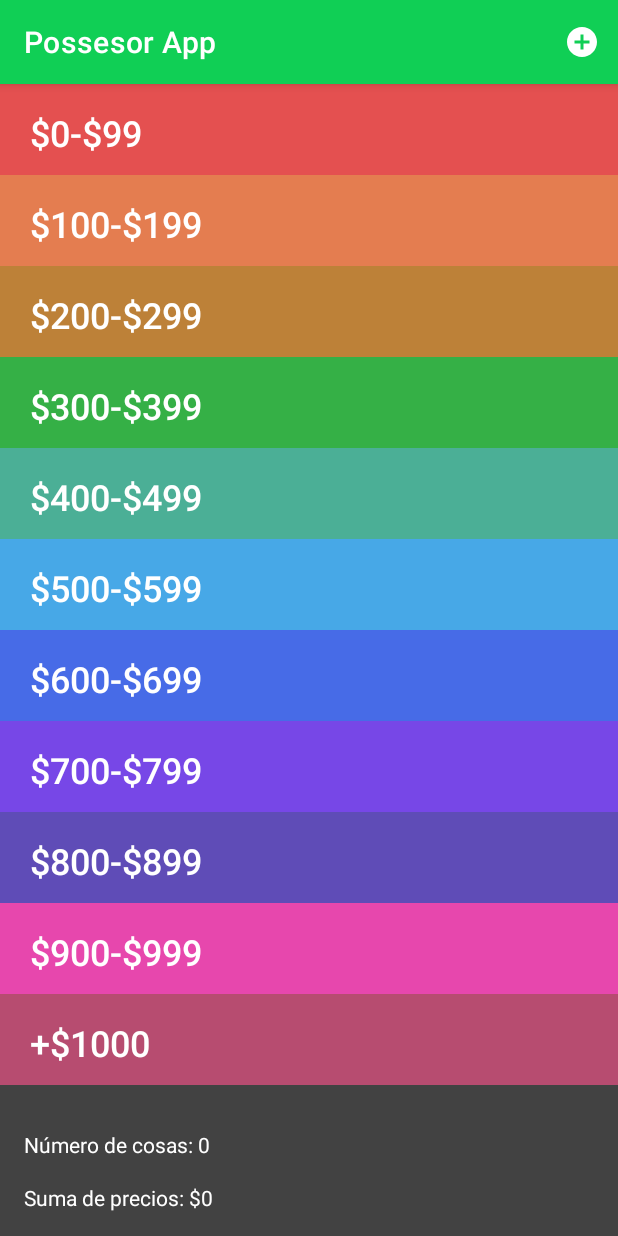
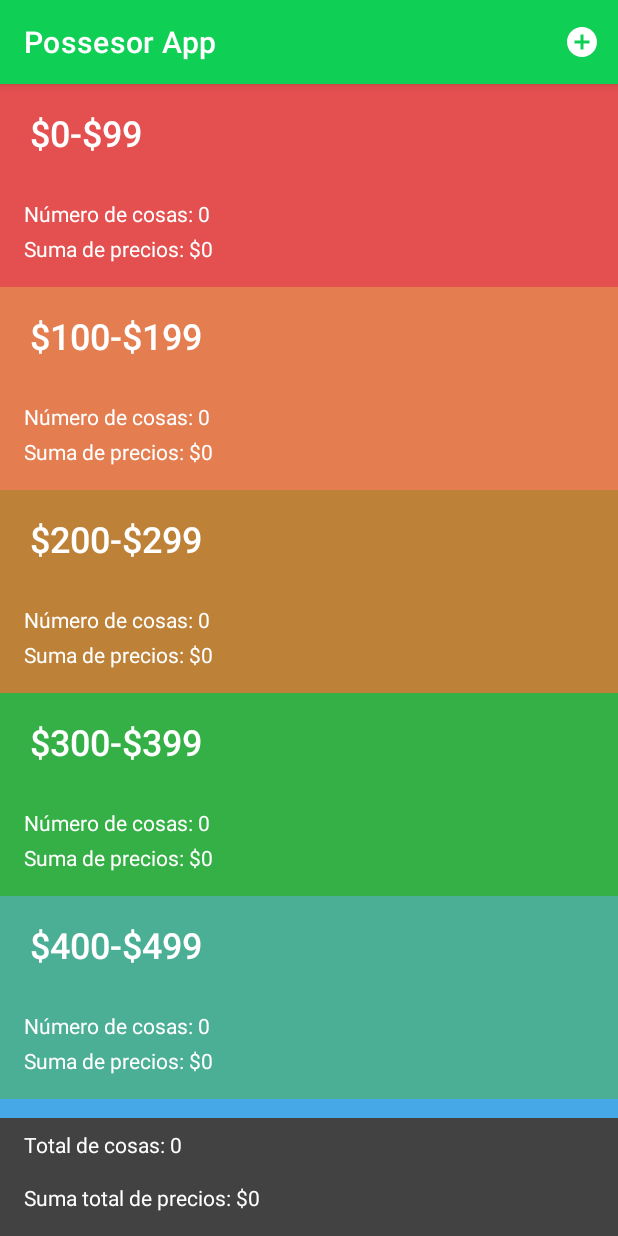
Before and after one commit to CesarArellano/Possessor-App, an Android app: the screen it shows after launch (MainActivity), on a phone screen of 412 x 824 dp. Run offline under Robolectric (Android 15) with nearby library versions, the phone set to English and light mode, and no system bars; libraries missing offline, so code that uses them is left out: it.xabaras.android.

Commit message:
Adding numberOfThings and priceSum by section

```diff
--- a/PossessorApp/app/src/main/java/com/cesararellano/possessorapp/ThingsTableFragment.kt
+++ b/PossessorApp/app/src/main/java/com/cesararellano/possessorapp/ThingsTableFragment.kt
@@ -26,7 +26,7 @@ class ThingsTableFragment: Fragment() {
     // Propiedades para generar el RecyclerView.
     private lateinit var sectionsRecyclerView: RecyclerView
     private var sectionsAdapter: SectionsAdapter ? = null
-    private lateinit var numberOfThings: TextView
+    private lateinit var totalThings: TextView
     private lateinit var thingPriceSum: TextView
     private var interfaceCallback:ThingTableInterface? = null
     private val thingTableViewModel: ThingsTableViewModel by lazy {
@@ -59,10 +59,10 @@ class ThingsTableFragment: Fragment() {
 
     @SuppressLint("SetTextI18n")
     fun updateFooter() {
-        val numberOfThingsViewModel = thingTableViewModel.getNumberOfThings()
-        val thingPriceSumViewModel: Int = thingTableViewModel.getThingPriceSum()
-        numberOfThings.text = "Número de cosas: $numberOfThingsViewModel"
-        thingPriceSum.text = "Suma de precios: $$thingPriceSumViewModel"
+        val numberOfThingsViewModel = thingTableViewModel.getTotalThings()
+        val thingPriceSumViewModel: Int = thingTableViewModel.getTotalPriceSum()
+        totalThings.text = "Total de cosas: $numberOfThingsViewModel"
+        thingPriceSum.text = "Suma total de precios: $$thingPriceSumViewModel"
     }
 
     override fun onResume() {
@@ -90,8 +90,8 @@ class ThingsTableFragment: Fragment() {
         val view = inflater.inflate(R.layout.thing_list_fragment, container, false)
         sectionsRecyclerView = view.findViewById(R.id.thingRecyclerView)
         sectionsRecyclerView.layoutManager = LinearLayoutManager(context)
-        numberOfThings = view.findViewById(R.id.numberOfThings)
-        thingPriceSum = view.findViewById(R.id.thingPriceSum)
+        totalThings = view.findViewById(R.id.totalThings)
+        thingPriceSum = view.findViewById(R.id.totalPriceSum)
         updateUI()
         updateFooter()
         return view
@@ -102,9 +102,15 @@ class ThingsTableFragment: Fragment() {
         inner class DataViewHolder(itemView: View): RecyclerView.ViewHolder(itemView) {
             private val sectionNameTV: TextView = itemView.findViewById(R.id.section_title)
             private val cosasRV: RecyclerView = itemView.findViewById(R.id.child_recycler_view)
+            private val numberOfThingsBySection: TextView = itemView.findViewById(R.id.numberOfThingsBySection)
+            private val thingPriceSumBySection: TextView = itemView.findViewById(R.id.thingPriceSumBySection)
 
+
+            @SuppressLint("SetTextI18n")
             fun bind(section: Sections, backgroundColor: Int) {
                 sectionNameTV.text = section.section
+                numberOfThingsBySection.text = "Número de cosas: ${ section.list.size }"
+                thingPriceSumBySection.text = "Suma de precios: $${ thingTableViewModel.getThingPriceSumBySection(section.list) }"
                 val thingAdapter = ThingAdapter(section.list)
                 cosasRV.layoutManager = LinearLayoutManager(context)
                 cosasRV.adapter = thingAdapter
@@ -139,6 +145,7 @@ class ThingsTableFragment: Fragment() {
                 val touchHelper = ItemTouchHelper(swipegestures)
                 touchHelper.attachToRecyclerView(cosasRV)
             }
+
         }
 
 
@@ -245,6 +252,7 @@ class ThingsTableFragment: Fragment() {
                 deletePhotoFile("${ inventary[position].thingId }.jpg")
                 inventary.removeAt(position)
                 updateFooter()
+                sectionsAdapter?.notifyDataSetChanged()
                 notifyDataSetChanged()
                 dialog.cancel()
             }
--- a/PossessorApp/app/src/main/java/com/cesararellano/possessorapp/ThingsTableViewModel.kt
+++ b/PossessorApp/app/src/main/java/com/cesararellano/possessorapp/ThingsTableViewModel.kt
@@ -30,7 +30,7 @@ class ThingsTableViewModel: ViewModel() {
         }
     }
 
-    fun getNumberOfThings(): Int {
+    fun getTotalThings(): Int {
         var totalThings = 0
         for(sections in listOfSections){
             totalThings += sections.list.size
@@ -38,7 +38,7 @@ class ThingsTableViewModel: ViewModel() {
         return totalThings
     }
 
-    fun getThingPriceSum(): Int {
+    fun getTotalPriceSum(): Int {
         var totalPrices = 0
         for(sections in listOfSections) {
             for(thing in sections.list) {
@@ -47,6 +47,14 @@ class ThingsTableViewModel: ViewModel() {
         }
 
         return totalPrices
+    }
+
+    fun getThingPriceSumBySection(sectionList: ArrayList<Thing>):Int {
+        var priceCounterBySection: Int = 0
+        for(thing in sectionList) {
+            priceCounterBySection += thing.pesosValue
+        }
+        return priceCounterBySection
     }
 
     fun addNewThing(thing: Thing) {
--- a/PossessorApp/app/src/main/res/layout/sections_ui.xml
+++ b/PossessorApp/app/src/main/res/layout/sections_ui.xml
@@ -1,10 +1,8 @@
 <?xml version="1.0" encoding="utf-8"?>
 <androidx.constraintlayout.widget.ConstraintLayout xmlns:android="http://schemas.android.com/apk/res/android"
     xmlns:app="http://schemas.android.com/apk/res-auto"
-    xmlns:tools="http://schemas.android.com/tools"
     android:layout_width="match_parent"
-    android:layout_height="wrap_content">
-
+    android:layout_height="wrap_content" >
     <TextView
         android:id="@+id/section_title"
         style="@style/TextAppearance.AppCompat.Light.SearchResult.Title"
@@ -23,8 +21,33 @@
         android:layout_width="match_parent"
         android:layout_height="wrap_content"
         android:layout_marginTop="12dp"
+        android:layout_marginBottom="16dp"
+        app:layout_constraintBottom_toTopOf="@+id/numberOfThingsBySection"
         app:layout_constraintEnd_toEndOf="parent"
         app:layout_constraintHorizontal_bias="0.0"
         app:layout_constraintStart_toStartOf="parent"
         app:layout_constraintTop_toBottomOf="@+id/section_title" />
+
+    <TextView
+        android:id="@+id/numberOfThingsBySection"
+        android:layout_width="wrap_content"
+        android:layout_height="wrap_content"
+        android:layout_marginStart="16dp"
+        android:layout_marginBottom="4dp"
+        android:text="@string/numberOfThingsBySection"
+        android:textColor="@color/white"
+        app:layout_constraintBottom_toTopOf="@+id/thingPriceSumBySection"
+        app:layout_constraintStart_toStartOf="parent" />
+
+    <TextView
+        android:id="@+id/thingPriceSumBySection"
+        android:layout_width="wrap_content"
+        android:layout_height="wrap_content"
+        android:layout_marginStart="16dp"
+        android:layout_marginBottom="16dp"
+        android:text="@string/thingPriceSumBySection"
+        android:textColor="@color/white"
+        app:layout_constraintBottom_toBottomOf="parent"
+        app:layout_constraintStart_toStartOf="parent" />
+
 </androidx.constraintlayout.widget.ConstraintLayout>
--- a/PossessorApp/app/src/main/res/layout/thing_list_fragment.xml
+++ b/PossessorApp/app/src/main/res/layout/thing_list_fragment.xml
@@ -11,29 +11,29 @@
         android:layout_height="0dp"
         android:layout_marginBottom="8dp"
         android:overScrollMode="never"
-        app:layout_constraintBottom_toTopOf="@+id/numberOfThings"
+        app:layout_constraintBottom_toTopOf="@+id/totalThings"
         app:layout_constraintTop_toTopOf="parent">
 
     </androidx.recyclerview.widget.RecyclerView>
 
     <TextView
-        android:id="@+id/numberOfThings"
+        android:id="@+id/totalThings"
         android:layout_width="wrap_content"
         android:layout_height="wrap_content"
         android:layout_marginStart="16dp"
         android:layout_marginBottom="16dp"
-        android:text="@string/numberOfThings"
+        android:text="@string/totalThings"
         android:textColor="@color/white"
-        app:layout_constraintBottom_toTopOf="@+id/thingPriceSum"
+        app:layout_constraintBottom_toTopOf="@+id/totalPriceSum"
         app:layout_constraintStart_toStartOf="parent"/>
 
     <TextView
-        android:id="@+id/thingPriceSum"
+        android:id="@+id/totalPriceSum"
         android:layout_width="wrap_content"
         android:layout_height="wrap_content"
         android:layout_marginStart="16dp"
         android:layout_marginBottom="16dp"
-        android:text="@string/thingPriceSum"
+        android:text="@string/totalPriceSum"
         android:textColor="@color/white"
         app:layout_constraintBottom_toBottomOf="parent"
         app:layout_constraintStart_toStartOf="parent" />
--- a/PossessorApp/app/src/main/res/values/strings.xml
+++ b/PossessorApp/app/src/main/res/values/strings.xml
@@ -11,7 +11,9 @@
     <string name="thingImage">Imagen cosa</string>
     <string name="cameraButton">Botón cámara</string>
     <string name="sectionLabel">Sección</string>
-    <string name="numberOfThings">Número de cosas: 0</string>
-    <string name="thingPriceSum">Suma de precios: $0</string>
+    <string name="numberOfThingsBySection">Número de cosas: 0</string>
+    <string name="thingPriceSumBySection">Suma de precios: $0</string>
+    <string name="totalThings">Total de cosas: 0</string>
+    <string name="totalPriceSum">Suma total de precios: $0</string>
     <string name="deleteImageButton">Eliminar imagen</string>
 </resources>
```
